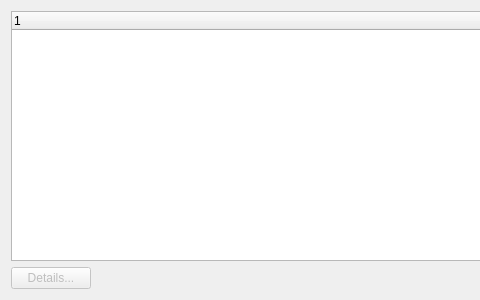
whiteman-kr/u7set, file TuningClient/DialogTuningSources.ui: the form before one commit; both pictures show x 0 to 480 and y 0 to 300 of the 1065 by 300 pixel window.
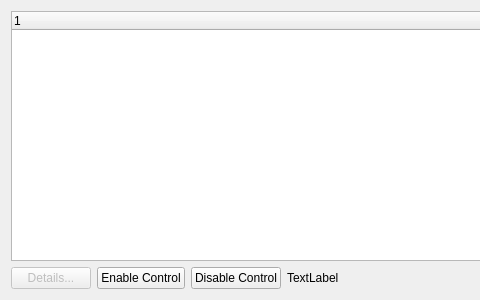
The form after the commit.

Commit message: RPCT-1968, TuningClient: code refactoring

Diff of the .ui file:
```diff
--- a/TuningClient/DialogTuningSources.ui
+++ b/TuningClient/DialogTuningSources.ui
@@ -40,6 +40,27 @@
          </property>
         </widget>
        </item>
+       <item>
+        <widget class="QPushButton" name="btnEnableControl">
+         <property name="text">
+          <string>Enable Control</string>
+         </property>
+        </widget>
+       </item>
+       <item>
+        <widget class="QPushButton" name="btnDisableControl">
+         <property name="text">
+          <string>Disable Control</string>
+         </property>
+        </widget>
+       </item>
+       <item>
+        <widget class="QLabel" name="labelSingleControlMode">
+         <property name="text">
+          <string>TextLabel</string>
+         </property>
+        </widget>
+       </item>
        <item>
         <spacer name="horizontalSpacer">
          <property name="orientation">
```
The commit also changes 16 other files.
